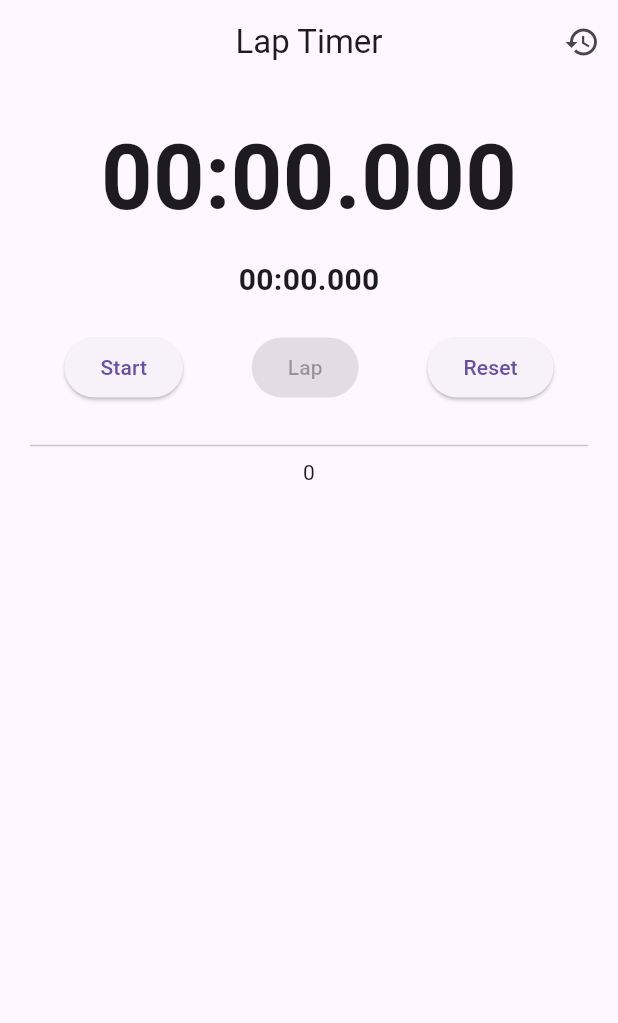
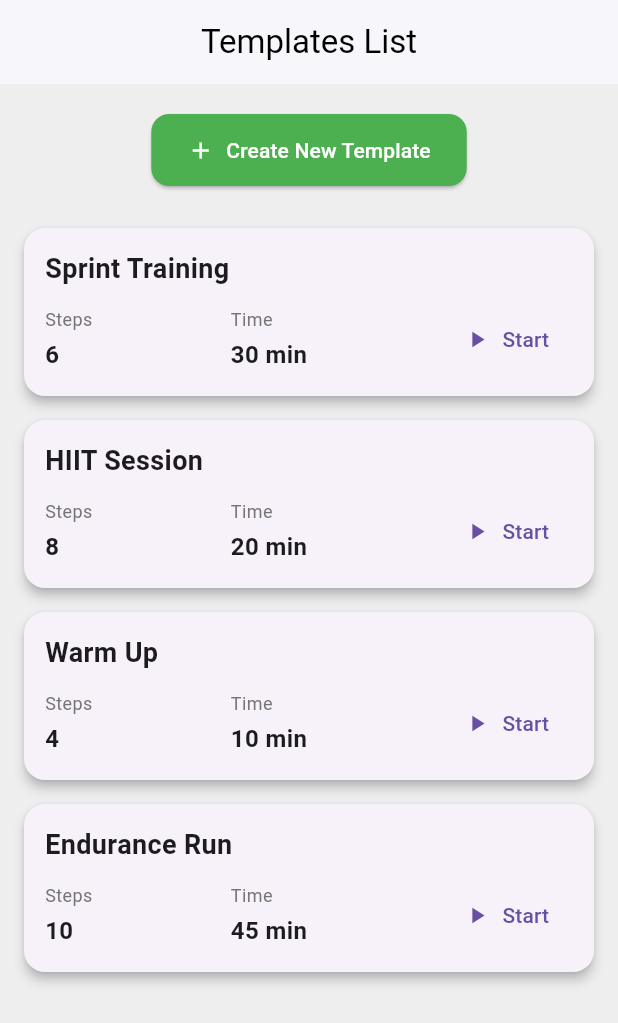
Before and after one commit to MuhammadAbbasR/ChronoMaster, a Flutter app: the screen it shows after launch, on a phone screen of 412 x 824 dp. Shown: the top 1023 px of the screen. Run offline on Flutter 3.47's test engine with Material 3 defaults, Android fonts, the phone set to English and light mode, and no system bars; our stand-ins replace fl_chart, hive, hive_flutter; missing offline and left inert: dart:js_interop; accounts and stored records are empty.

Commit message:
third commit 18/12/25

```diff
--- a/lib/main.dart
+++ b/lib/main.dart
@@ -1,5 +1,6 @@
 import 'package:chronomaster_pro/services/hive_services.dart';
 import 'package:chronomaster_pro/view_model/lap_provider.dart';
+import 'package:chronomaster_pro/views/interval_main_screen.dart';
 import 'package:chronomaster_pro/views/lap_timer_screen.dart';
 import 'package:flutter/material.dart';
 import 'package:provider/provider.dart';
@@ -27,9 +28,10 @@ class MyApp extends StatelessWidget {
   @override
   Widget build(BuildContext context) {
     return const MaterialApp(
+      debugShowCheckedModeBanner: false,
       title: 'Flutter Demo',
 
-      home: LapTimerScreen(),
+      home: IntervalScreen(),
     );
   }
 }
--- /dev/null
+++ b/lib/views/interval_main_screen.dart
@@ -0,0 +1,203 @@
+import 'package:chronomaster_pro/views/create_interval_template.dart';
+import 'package:flutter/material.dart';
+
+class IntervalScreen extends StatefulWidget {
+  const IntervalScreen({super.key});
+
+  @override
+  State<IntervalScreen> createState() => _IntervalScreenState();
+}
+
+class _IntervalScreenState extends State<IntervalScreen> {
+
+  // 🔹 Dummy interval templates
+  final List<Map<String, dynamic>> templates = [
+    {
+      "name": "Sprint Training",
+      "steps": 6,
+      "time": "30 min",
+    },
+    {
+      "name": "HIIT Session",
+      "steps": 8,
+      "time": "20 min",
+    },
+    {
+      "name": "Warm Up",
+      "steps": 4,
+      "time": "10 min",
+    },
+    {
+      "name": "Endurance Run",
+      "steps": 10,
+      "time": "45 min",
+    },
+  ];
+
+  @override
+  Widget build(BuildContext context) {
+    return Scaffold(
+      appBar: AppBar(
+        title: const Text(
+          "Templates List",
+          style: TextStyle(color: Colors.black),
+        ),
+        centerTitle: true,
+        backgroundColor: Colors.white,
+        elevation: 1,
+      ),
+      body: Container(
+        color: Colors.grey.shade200,
+        width: double.infinity,
+        child: Column(
+          children: [
+            const SizedBox(height: 20),
+
+            ElevatedButton.icon(
+              onPressed: () {
+                Navigator.push(
+                  context,
+                  MaterialPageRoute(
+                    builder: (context) => const CreateIntervalTemplate(),
+                  ),
+                );
+              },
+              icon: const Icon(Icons.add),
+              label: const Text("Create New Template"),
+              style: ElevatedButton.styleFrom(
+                backgroundColor: Colors.green,
+                foregroundColor: Colors.white,
+                padding: const EdgeInsets.symmetric(
+                  horizontal: 24,
+                  vertical: 14,
+                ),
+                shape: RoundedRectangleBorder(
+                  borderRadius: BorderRadius.circular(12),
+                ),
+              ),
+            ),
+
+            const SizedBox(height: 20),
+
+            Expanded(
+              child: ListView.builder(
+                itemCount: templates.length,
+                itemBuilder: (context, index) {
+                  final template = templates[index];
+                  return Dismissible(
+                    direction: DismissDirection.startToEnd,
+                    onDismissed:(_){
+                      templates.removeAt(index);
+                      setState(() {
+
+                      });
+                    },
+                      background: Container(
+                        color: Colors.red,
+                        alignment: Alignment.centerRight,
+                        padding: const EdgeInsets.symmetric(horizontal: 20),
+                        child: const Icon(Icons.delete, color: Colors.white),
+                      ),
+                      //key: ValueKey<int>(templates[index]),
+                    key: Key(template["name"]),
+                      child: _intervalTemplateCard(
+                        name: template["name"],
+                        steps: template["steps"],
+                        time: template["time"],
+                      )
+
+                  );
+                 // return
+                },
+              ),
+            ),
+          ],
+        ),
+      ),
+    );
+  }
+
+
+  Widget _intervalTemplateCard({
+    required String name,
+    required int steps,
+    required String time,
+  }) {
+    return Card(
+      margin: const EdgeInsets.symmetric(horizontal: 16, vertical: 8),
+      elevation: 3,
+      shape: RoundedRectangleBorder(
+        borderRadius: BorderRadius.circular(14),
+      ),
+      child: Padding(
+        padding: const EdgeInsets.all(14),
+        child: Column(
+          crossAxisAlignment: CrossAxisAlignment.start,
+          children: [
+
+            Text(
+              name,
+              style: const TextStyle(
+                fontSize: 18,
+                fontWeight: FontWeight.bold,
+              ),
+            ),
+
+            const SizedBox(height: 10),
+
+
+            Row(
+              mainAxisAlignment: MainAxisAlignment.spaceBetween,
+              children: [
+                _StatItem(label: "Steps", value: steps.toString()),
+                _StatItem(label: "Time", value: time),
+                TextButton.icon(
+                  onPressed: () {
+                    // TODO: Start interval timer with this template
+                  },
+                  icon: const Icon(Icons.play_arrow),
+                  label: const Text("Start"),
+                ),
+              ],
+            ),
+          ],
+        ),
+      ),
+    );
+  }
+}
+
+
+class _StatItem extends StatelessWidget {
+  final String label;
+  final String value;
+
+  const _StatItem({
+    required this.label,
+    required this.value,
+  });
+
+  @override
+  Widget build(BuildContext context) {
+    return Column(
+      crossAxisAlignment: CrossAxisAlignment.start,
+      children: [
+        Text(
+          label,
+          style: TextStyle(
+            fontSize: 12,
+            color: Colors.grey.shade600,
+          ),
+        ),
+        const SizedBox(height: 4),
+        Text(
+          value,
+          style: const TextStyle(
+            fontSize: 16,
+            fontWeight: FontWeight.bold,
+          ),
+        ),
+      ],
+    );
+  }
+}
```
Also changed, not shown: lib/views/create_interval_template.dart (added, +260 -0 lines), lib/views/session_detail_screen.dart (+6 -6 lines), lib/views/template_interval_screen.dart (added).
